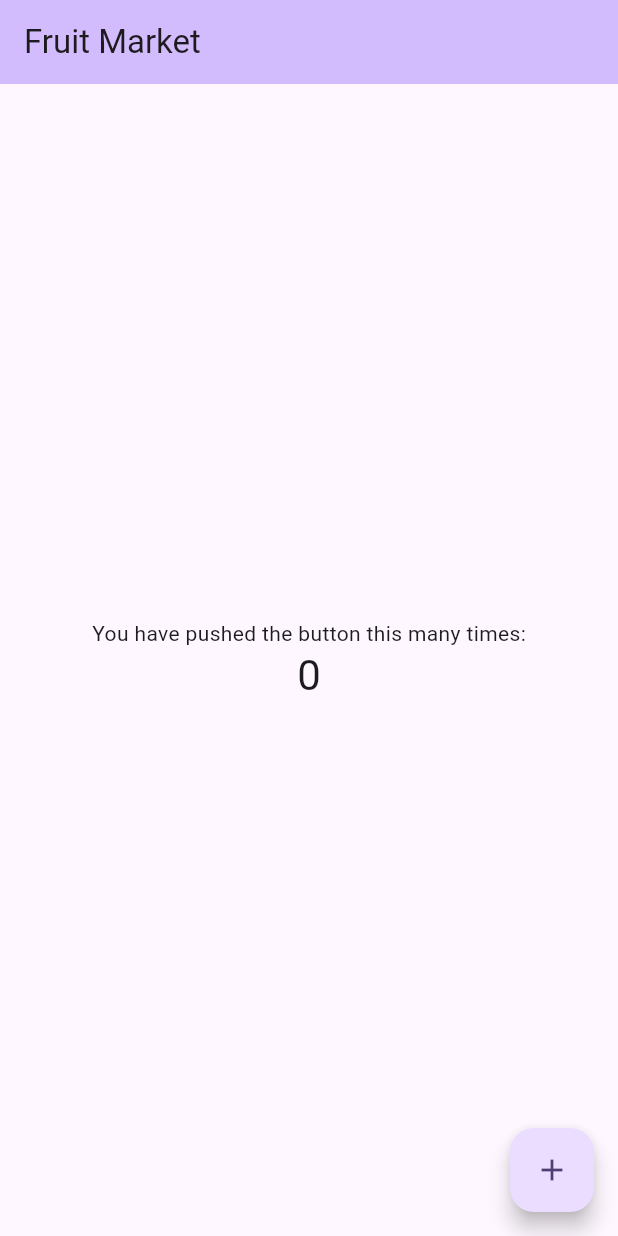
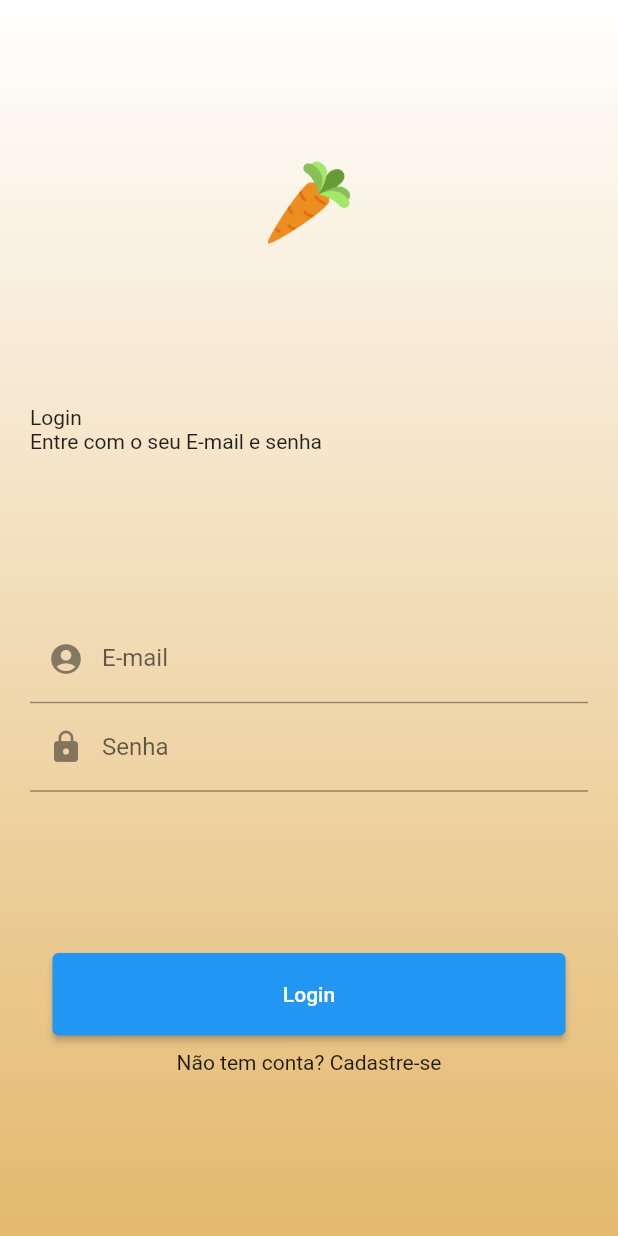
Before and after one commit to Rezende-Fabio/fruit-market, a Flutter app: the screen it shows after launch, on a phone screen of 412 x 824 dp. Run offline on Flutter 3.47's test engine with Material 2 defaults, Android fonts, the phone set to English and light mode, and no system bars.

Commit message:
login page structure

```diff
--- a/lib/main.dart
+++ b/lib/main.dart
@@ -1,4 +1,5 @@
 import 'package:flutter/material.dart';
+import './pages/login.dart';
 
 void main() {
   runApp(const MyApp());
@@ -7,7 +8,6 @@ void main() {
 class MyApp extends StatelessWidget {
   const MyApp({super.key});
 
-  // This widget is the root of your application.
   @override
   Widget build(BuildContext context) {
     return MaterialApp(
@@ -30,40 +30,13 @@ class MyHomePage extends StatefulWidget {
 }
 
 class _MyHomePageState extends State<MyHomePage> {
-  int _counter = 0;
-
-  void _incrementCounter() {
-    setState(() {
-      _counter++;
-    });
-  }
-
   @override
   Widget build(BuildContext context) {
-    return Scaffold(
-      appBar: AppBar(
-        backgroundColor: Theme.of(context).colorScheme.inversePrimary,
-        title: Text(widget.title),
-      ),
-      body: Center(
-        child: Column(
-          mainAxisAlignment: MainAxisAlignment.center,
-          children: <Widget>[
-            const Text(
-              'You have pushed the button this many times:',
-            ),
-            Text(
-              '$_counter',
-              style: Theme.of(context).textTheme.headlineMedium,
-            ),
-          ],
-        ),
-      ),
-      floatingActionButton: FloatingActionButton(
-        onPressed: _incrementCounter,
-        tooltip: 'Increment',
-        child: const Icon(Icons.add),
-      ),
+    return MaterialApp(
+      initialRoute: "/",
+      routes: {
+        "/":(context) => Login(),
+      },
     );
   }
 }
--- /dev/null
+++ b/lib/pages/login.dart
@@ -0,0 +1,94 @@
+import 'package:flutter/material.dart';
+
+class Login extends StatefulWidget {
+  @override
+  State<Login> createState() => _LoginState();
+}
+
+class _LoginState extends State<Login> {
+  @override
+  Widget build(BuildContext context) {
+    return Scaffold(
+      body: Container(
+        decoration: BoxDecoration(
+          gradient: LinearGradient(
+            begin: Alignment.topRight,
+            end: Alignment.bottomRight,
+            colors: [Colors.white, Color.fromARGB(255, 228, 185, 110)],
+          ),
+        ),
+        child: Column(
+          mainAxisAlignment: MainAxisAlignment.spaceEvenly,
+          children: [
+            Center(
+              child: Container(
+                  width: 55,
+                  child: Image.asset("assets/cenoura.png"),
+                ),
+            ),
+            Center(
+              child: Container(
+                padding: EdgeInsets.only(left: 20, right: 20),
+                width: double.infinity,
+                child: Row(
+                  children: [
+                    Column(
+                      crossAxisAlignment: CrossAxisAlignment.start,
+                      children: [
+                        Text("Login"),
+                        Text("Entre com o seu E-mail e senha")
+                      ],
+                    ),
+                  ],
+                ),
+              ),
+            ),
+            Center(
+              child: Container(
+                padding: EdgeInsets.only(left: 20, right: 20),
+                width: double.infinity,
+                child: Column(
+                  mainAxisAlignment: MainAxisAlignment.center,
+                  children: [
+                    Column(
+                      children: [
+                        TextField(
+                            textInputAction: TextInputAction.next,
+                            decoration: const InputDecoration(
+                              labelText: "E-mail",
+                              prefixIcon: Icon(Icons.account_circle),
+                            )),
+                        TextField(
+                            textInputAction: TextInputAction.next,
+                            decoration: const InputDecoration(
+                              labelText: "Senha",
+                              prefixIcon: Icon(Icons.lock),
+                            )),
+                      ],
+                    ),
+                  ],
+                ),
+              ),
+            ),
+            Center(
+              child: Column(
+                children: [
+                  Container(
+                    padding: EdgeInsets.only(left: 35, right: 35, bottom: 10),
+                    width: double.infinity,
+                    height: 65,
+                    child: ElevatedButton(
+                      onPressed: () => {},
+                      child: Text("Login"),
+                    ),
+                  ),
+                  Text("Não tem conta? Cadastre-se")
+                ],
+              ),
+            )
+          ],
+        ),
+      ),
+    );
+  }
+}
--- a/pubspec.yaml
+++ b/pubspec.yaml
@@ -59,7 +59,8 @@ flutter:
   uses-material-design: true
 
   # To add assets to your application, add an assets section, like this:
-  # assets:
+  assets:
+    - assets/
   #   - images/a_dot_burr.jpeg
   #   - images/a_dot_ham.jpeg
 
```
Also changed, not shown: assets/cenoura.png (added).
